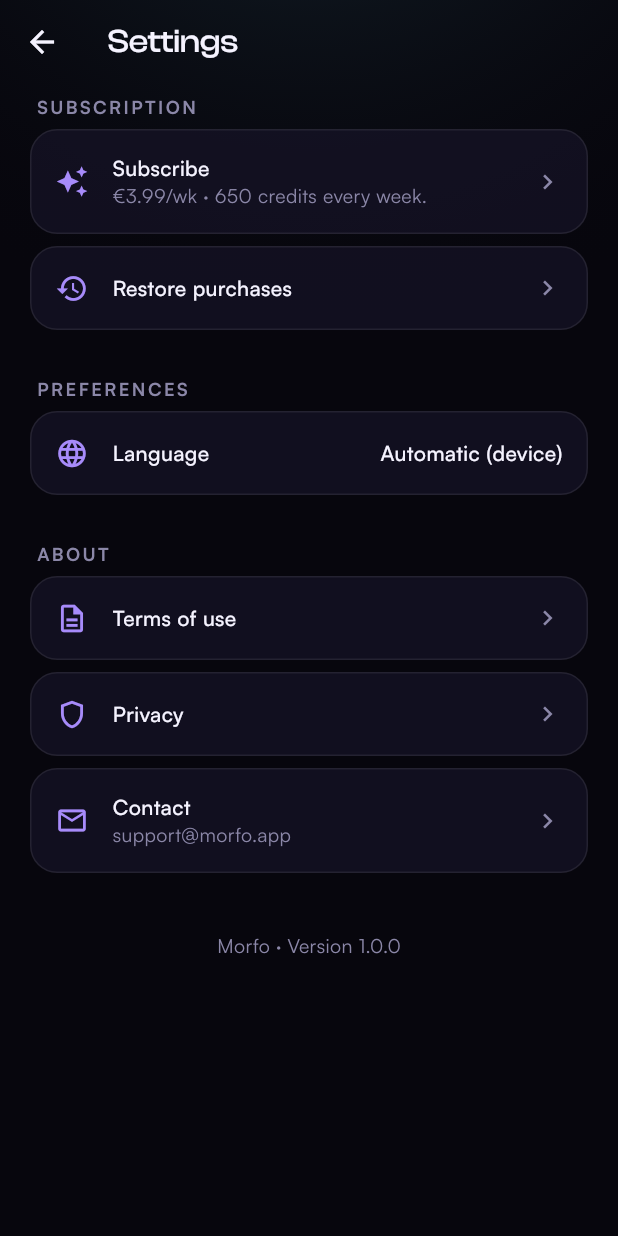
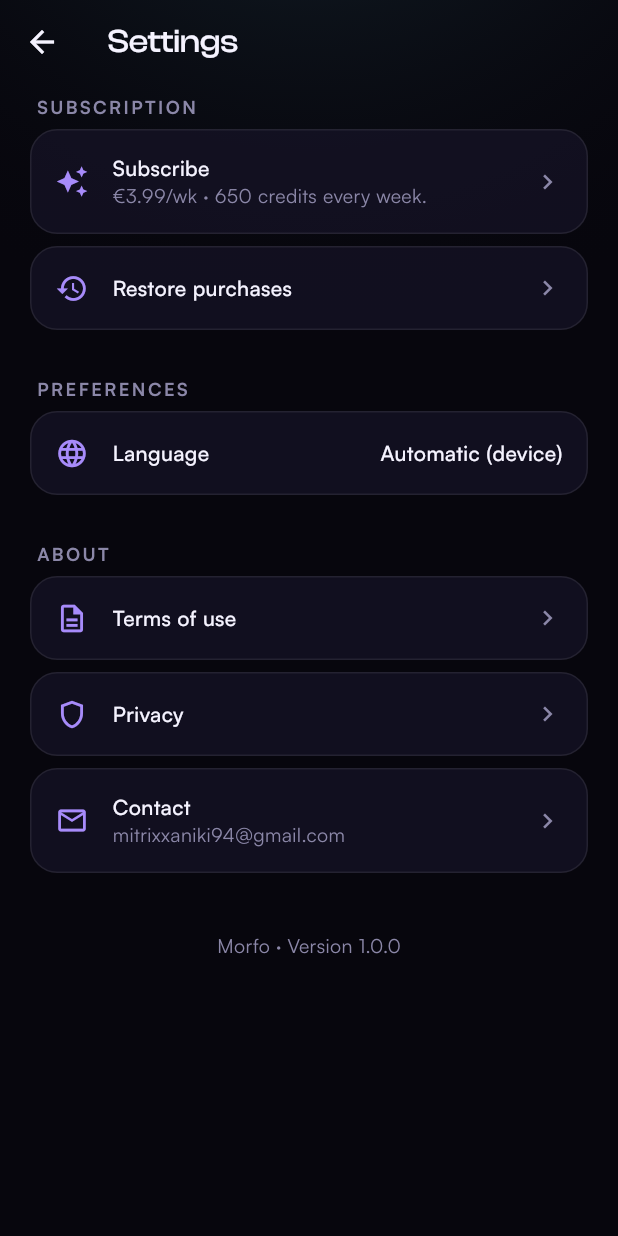
Before and after one commit to LadifLeFou/morfo, a Flutter app: the SettingsScreen screen opened by its route, on a phone screen of 412 x 824 dp. Run offline on Flutter 3.47's test engine with Material 3 defaults, Android fonts, the phone set to English and light mode, and no system bars; our stand-ins replace cached_network_image, dio, flutter_animate, flutter_dotenv, flutter_riverpod, go_router and 5 more; missing offline and left inert: gal, purchases_flutter; accounts and stored records are empty.

Commit message:
chore: remplace l'adresse de support par une boite reellement joignable
support@morfo.app n'existait pas et ne pouvait pas etre creee : le domaine
morfo.app appartient a une autre societe. Apple ecrit a cette adresse pendant
la review — une boite morte peut bloquer la validation.

Remplacee partout : app, documents legaux in-app, versions hebergees sur
GitHub Pages, fiche ASO et checklist.

Co-Authored-By: Claude Opus 4.8 <noreply@anthropic.com>
Claude-Session: https://claude.ai/code/session_016nU1Seid9WQ9fEBAqqxSDz

```diff
--- a/lib/features/legal/legal_screen.dart
+++ b/lib/features/legal/legal_screen.dart
@@ -28,7 +28,7 @@ class LegalScreen extends StatelessWidget {
 
   final LegalDoc doc;
 
-  static const String _contact = 'support@morfo.app';
+  static const String _contact = 'mitrixxaniki94@gmail.com';
 
   // La LCEN impose d'identifier l'éditeur (nom, adresse) et l'hébergeur.
   //
--- a/lib/features/settings/presentation/settings_screen.dart
+++ b/lib/features/settings/presentation/settings_screen.dart
@@ -122,10 +122,10 @@ class SettingsScreen extends ConsumerWidget {
           _SettingTile(
             icon: Icons.mail_outline,
             title: S.contact,
-            subtitle: 'support@morfo.app',
+            subtitle: 'mitrixxaniki94@gmail.com',
             onTap: () => ScaffoldMessenger.of(context).showSnackBar(
               SnackBar(
-                content: Text(S.contactUs('support@morfo.app')),
+                content: Text(S.contactUs('mitrixxaniki94@gmail.com')),
               ),
             ),
           ),
```
Also changed, not shown: 7 other files.
